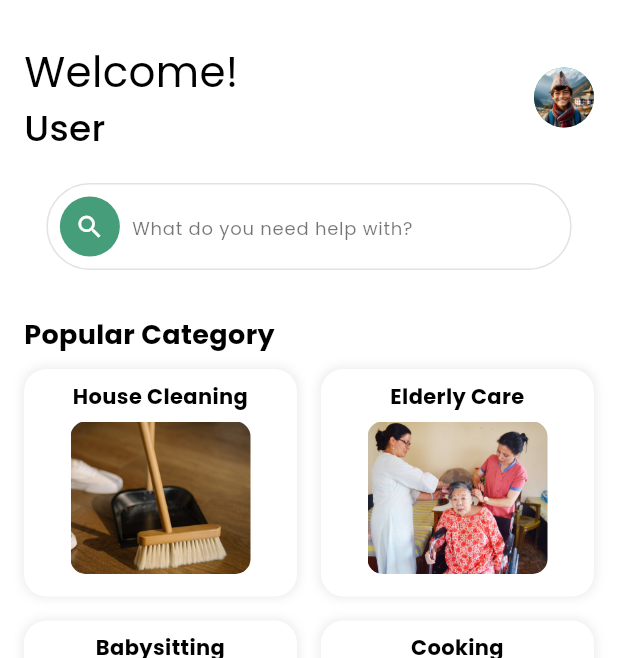
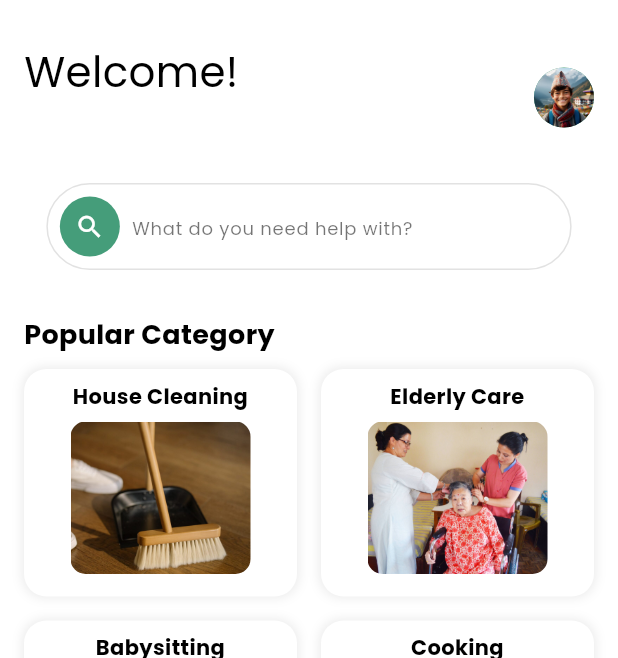
Before and after one commit to Pramudita29/HousePal, a Flutter app: the SeekerDashboardView screen opened directly, on a phone screen of 412 x 824 dp, the part 72-730 px from its top. Run offline on Flutter 3.47's test engine with Material 3 defaults, Android fonts, the phone set to English and light mode, and no system bars; our stand-ins replace bloc, dartz, dio, equatable, flutter_bloc, get_it and 6 more; accounts and stored records are empty.

Commit message:
seeker dashboard

```diff
--- a/housepal_project/lib/features/dashboard/presentation/seeker/bottom_screens/seeker_home_view.dart
+++ b/housepal_project/lib/features/dashboard/presentation/seeker/bottom_screens/seeker_home_view.dart
@@ -2,7 +2,9 @@ import 'package:flutter/material.dart';
 import 'package:housepal_project/features/dashboard/presentation/seeker/bottom_screens/add_task_view.dart';
 
 class SeekerHomeView extends StatelessWidget {
-  const SeekerHomeView({super.key});
+  final String fullName;
+
+  const SeekerHomeView({super.key, required this.fullName});
 
   @override
   Widget build(BuildContext context) {
@@ -25,6 +27,7 @@ class SeekerHomeView extends StatelessWidget {
       ),
     );
   }
+
   AppBar _buildAppBar() {
     return AppBar(
       backgroundColor: Colors.white,
@@ -57,6 +60,7 @@ class SeekerHomeView extends StatelessWidget {
       ],
     );
   }
+
   Widget _buildHomeContent(BuildContext context) {
     return ListView(
       padding: const EdgeInsets.symmetric(vertical: 20),
@@ -81,25 +85,25 @@ class SeekerHomeView extends StatelessWidget {
   }
 
   Widget _buildHeaderSection() {
-    return const Padding(
-      padding: EdgeInsets.symmetric(horizontal: 16.0),
+    return Padding(
+      padding: const EdgeInsets.symmetric(horizontal: 16.0),
       child: Row(
         mainAxisAlignment: MainAxisAlignment.spaceBetween,
         children: [
           Column(
             crossAxisAlignment: CrossAxisAlignment.start,
             children: [
-              Text(
+              const Text(
                 "Welcome!",
                 style: TextStyle(fontSize: 28, fontFamily: 'Poppins'),
               ),
               Text(
-                "User",
-                style: TextStyle(fontSize: 24, fontWeight: FontWeight.w500),
+                fullName,  // Display dynamic full name here
+                style: const TextStyle(fontSize: 24, fontWeight: FontWeight.w500),
               ),
             ],
           ),
-          CircleAvatar(
+          const CircleAvatar(
             radius: 20,
             backgroundImage: AssetImage('assets/images/profile.png'),
           ),
@@ -107,6 +111,7 @@ class SeekerHomeView extends StatelessWidget {
       ),
     );
   }
+
   Widget _buildSearchBar(BuildContext context) {
     return Center(
       child: Container(
@@ -152,6 +157,7 @@ class SeekerHomeView extends StatelessWidget {
       ),
     );
   }
+
   Widget _buildSectionTitle(String title) {
     return Padding(
       padding: const EdgeInsets.symmetric(horizontal: 16.0),
@@ -161,6 +167,7 @@ class SeekerHomeView extends StatelessWidget {
       ),
     );
   }
+
   Widget _buildPopularCategories(BuildContext context) {
     double screenWidth = MediaQuery.of(context).size.width;
     double imageSize = screenWidth > 600 ? 180 : 120;
@@ -187,6 +194,7 @@ class SeekerHomeView extends StatelessWidget {
       ),
     );
   }
+
   Widget _buildCategoryCard(String title, String imagePath, double imageSize) {
     return Container(
       decoration: BoxDecoration(
@@ -238,6 +246,7 @@ class SeekerHomeView extends StatelessWidget {
       ),
     );
   }
+
   Widget _buildTaskerPromo() {
     return Container(
       height: 150,
@@ -274,6 +283,7 @@ class SeekerHomeView extends StatelessWidget {
       ),
     );
   }
+
   Widget _buildTopTaskers() {
     return SizedBox(
       height: 280,
@@ -292,6 +302,7 @@ class SeekerHomeView extends StatelessWidget {
       ),
     );
   }
+
   Widget _buildTaskerCard(
       String name, String role, String image, double rating, int reviews) {
     return Container(
--- a/housepal_project/lib/features/dashboard/presentation/seeker/seeker_dashboard_view.dart
+++ b/housepal_project/lib/features/dashboard/presentation/seeker/seeker_dashboard_view.dart
@@ -18,7 +18,7 @@ class SeekerDashboardView extends StatelessWidget {
         body: BlocBuilder<SeekerDashboardCubit, int>(
           builder: (context, currentIndex) {
             final pages = [
-              const SeekerHomeView(),
+              const SeekerHomeView(fullName: '',),
               const SeekerCategoryView(),
               const SeekerBookingView(),
               const SeekerProfileView(),
```
